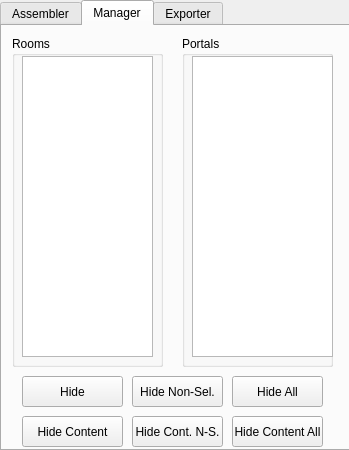
Above: Gui/Gui/tron3kgui.ui from Svegarn/Tron3k_Exporter before the change. Below: the same form after it.
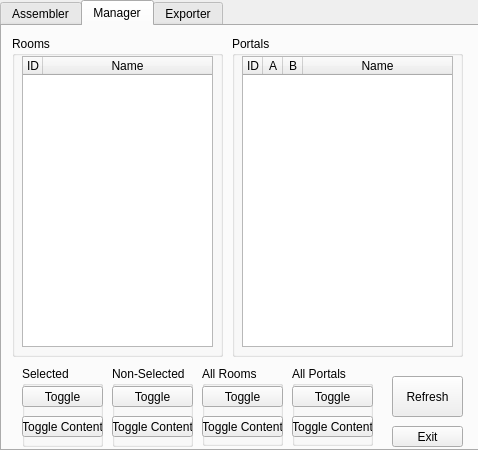
That is the form after the change.

```diff
--- a/Gui/Gui/tron3kgui.ui
+++ b/Gui/Gui/tron3kgui.ui
@@ -6,7 +6,7 @@
    <rect>
     <x>0</x>
     <y>0</y>
-    <width>349</width>
+    <width>478</width>
     <height>450</height>
    </rect>
   </property>
@@ -18,7 +18,7 @@
     <rect>
      <x>0</x>
      <y>0</y>
-     <width>351</width>
+     <width>481</width>
      <height>451</height>
     </rect>
    </property>
@@ -322,124 +322,366 @@
       <rect>
        <x>10</x>
        <y>10</y>
-       <width>151</width>
-       <height>331</height>
+       <width>211</width>
+       <height>321</height>
       </rect>
      </property>
      <property name="title">
       <string>Rooms</string>
      </property>
-     <widget class="QListView" name="listView">
+     <widget class="QTableWidget" name="RoomTable">
       <property name="geometry">
        <rect>
         <x>10</x>
         <y>20</y>
-        <width>131</width>
-        <height>301</height>
+        <width>191</width>
+        <height>291</height>
        </rect>
       </property>
+      <property name="sizePolicy">
+       <sizepolicy hsizetype="Expanding" vsizetype="Expanding">
+        <horstretch>0</horstretch>
+        <verstretch>0</verstretch>
+       </sizepolicy>
+      </property>
+      <property name="lineWidth">
+       <number>1</number>
+      </property>
+      <property name="midLineWidth">
+       <number>0</number>
+      </property>
+      <property name="alternatingRowColors">
+       <bool>true</bool>
+      </property>
+      <property name="sortingEnabled">
+       <bool>true</bool>
+      </property>
+      <property name="cornerButtonEnabled">
+       <bool>false</bool>
+      </property>
+      <attribute name="horizontalHeaderCascadingSectionResizes">
+       <bool>false</bool>
+      </attribute>
+      <attribute name="horizontalHeaderDefaultSectionSize">
+       <number>20</number>
+      </attribute>
+      <attribute name="horizontalHeaderMinimumSectionSize">
+       <number>20</number>
+      </attribute>
+      <attribute name="horizontalHeaderShowSortIndicator" stdset="0">
+       <bool>true</bool>
+      </attribute>
+      <attribute name="horizontalHeaderStretchLastSection">
+       <bool>true</bool>
+      </attribute>
+      <attribute name="verticalHeaderVisible">
+       <bool>false</bool>
+      </attribute>
+      <attribute name="verticalHeaderCascadingSectionResizes">
+       <bool>false</bool>
+      </attribute>
+      <attribute name="verticalHeaderDefaultSectionSize">
+       <number>20</number>
+      </attribute>
+      <attribute name="verticalHeaderMinimumSectionSize">
+       <number>20</number>
+      </attribute>
+      <attribute name="verticalHeaderStretchLastSection">
+       <bool>false</bool>
+      </attribute>
+      <column>
+       <property name="text">
+        <string>ID</string>
+       </property>
+      </column>
+      <column>
+       <property name="text">
+        <string>Name</string>
+       </property>
+      </column>
      </widget>
     </widget>
     <widget class="QGroupBox" name="groupBox_4">
      <property name="geometry">
       <rect>
-       <x>180</x>
+       <x>230</x>
        <y>10</y>
-       <width>151</width>
-       <height>331</height>
+       <width>231</width>
+       <height>321</height>
       </rect>
      </property>
      <property name="title">
       <string>Portals</string>
      </property>
-     <widget class="QListWidget" name="listWidget">
+     <widget class="QTableWidget" name="PortalTable">
       <property name="geometry">
        <rect>
         <x>10</x>
         <y>20</y>
-        <width>141</width>
-        <height>301</height>
+        <width>211</width>
+        <height>291</height>
        </rect>
       </property>
+      <property name="sizePolicy">
+       <sizepolicy hsizetype="Fixed" vsizetype="Fixed">
+        <horstretch>0</horstretch>
+        <verstretch>0</verstretch>
+       </sizepolicy>
+      </property>
+      <property name="lineWidth">
+       <number>1</number>
+      </property>
+      <property name="midLineWidth">
+       <number>0</number>
+      </property>
+      <property name="alternatingRowColors">
+       <bool>true</bool>
+      </property>
+      <property name="sortingEnabled">
+       <bool>true</bool>
+      </property>
+      <property name="wordWrap">
+       <bool>true</bool>
+      </property>
+      <property name="cornerButtonEnabled">
+       <bool>false</bool>
+      </property>
+      <attribute name="horizontalHeaderCascadingSectionResizes">
+       <bool>false</bool>
+      </attribute>
+      <attribute name="horizontalHeaderDefaultSectionSize">
+       <number>20</number>
+      </attribute>
+      <attribute name="horizontalHeaderMinimumSectionSize">
+       <number>20</number>
+      </attribute>
+      <attribute name="horizontalHeaderShowSortIndicator" stdset="0">
+       <bool>true</bool>
+      </attribute>
+      <attribute name="horizontalHeaderStretchLastSection">
+       <bool>true</bool>
+      </attribute>
+      <attribute name="verticalHeaderVisible">
+       <bool>false</bool>
+      </attribute>
+      <attribute name="verticalHeaderCascadingSectionResizes">
+       <bool>false</bool>
+      </attribute>
+      <attribute name="verticalHeaderDefaultSectionSize">
+       <number>20</number>
+      </attribute>
+      <attribute name="verticalHeaderMinimumSectionSize">
+       <number>20</number>
+      </attribute>
+      <attribute name="verticalHeaderStretchLastSection">
+       <bool>false</bool>
+      </attribute>
+      <column>
+       <property name="text">
+        <string>ID</string>
+       </property>
+      </column>
+      <column>
+       <property name="text">
+        <string>A</string>
+       </property>
+      </column>
+      <column>
+       <property name="text">
+        <string>B</string>
+       </property>
+      </column>
+      <column>
+       <property name="text">
+        <string>Name</string>
+       </property>
+      </column>
      </widget>
     </widget>
     <widget class="QPushButton" name="pushButton">
      <property name="geometry">
       <rect>
-       <x>20</x>
+       <x>390</x>
        <y>350</y>
-       <width>101</width>
-       <height>31</height>
+       <width>71</width>
+       <height>41</height>
       </rect>
      </property>
      <property name="text">
-      <string>Hide</string>
+      <string>Refresh</string>
      </property>
     </widget>
     <widget class="QPushButton" name="pushButton_2">
      <property name="geometry">
       <rect>
-       <x>20</x>
-       <y>390</y>
-       <width>101</width>
-       <height>31</height>
+       <x>390</x>
+       <y>400</y>
+       <width>71</width>
+       <height>21</height>
       </rect>
      </property>
      <property name="text">
-      <string>Hide Content</string>
+      <string>Exit</string>
      </property>
     </widget>
-    <widget class="QPushButton" name="pushButton_3">
+    <widget class="QGroupBox" name="allrooms">
      <property name="geometry">
       <rect>
-       <x>130</x>
-       <y>350</y>
-       <width>91</width>
-       <height>31</height>
+       <x>200</x>
+       <y>340</y>
+       <width>81</width>
+       <height>80</height>
       </rect>
      </property>
-     <property name="text">
-      <string>Hide Non-Sel.</string>
+     <property name="title">
+      <string>All Rooms</string>
      </property>
+     <widget class="QPushButton" name="buttonHideContentRoom">
+      <property name="geometry">
+       <rect>
+        <x>0</x>
+        <y>50</y>
+        <width>81</width>
+        <height>21</height>
+       </rect>
+      </property>
+      <property name="text">
+       <string>Toggle Content</string>
+      </property>
+     </widget>
+     <widget class="QPushButton" name="buttonHideAllRoom">
+      <property name="geometry">
+       <rect>
+        <x>0</x>
+        <y>20</y>
+        <width>81</width>
+        <height>21</height>
+       </rect>
+      </property>
+      <property name="text">
+       <string>Toggle</string>
+      </property>
+     </widget>
     </widget>
-    <widget class="QPushButton" name="pushButton_4">
+    <widget class="QGroupBox" name="selected">
      <property name="geometry">
       <rect>
-       <x>230</x>
-       <y>350</y>
-       <width>91</width>
-       <height>31</height>
+       <x>20</x>
+       <y>340</y>
+       <width>81</width>
+       <height>81</height>
       </rect>
      </property>
-     <property name="text">
-      <string>Hide All</string>
+     <property name="title">
+      <string>Selected</string>
      </property>
+     <widget class="QPushButton" name="buttonHideContent">
+      <property name="geometry">
+       <rect>
+        <x>0</x>
+        <y>50</y>
+        <width>81</width>
+        <height>21</height>
+       </rect>
+      </property>
+      <property name="text">
+       <string>Toggle Content</string>
+      </property>
+     </widget>
+     <widget class="QPushButton" name="buttonHide">
+      <property name="geometry">
+       <rect>
+        <x>0</x>
+        <y>20</y>
+        <width>81</width>
+        <height>21</height>
+       </rect>
+      </property>
+      <property name="text">
+       <string>Toggle</string>
+      </property>
+     </widget>
     </widget>
-    <widget class="QPushButton" name="pushButton_5">
+    <widget class="QGroupBox" name="nonselected">
      <property name="geometry">
       <rect>
-       <x>130</x>
-       <y>390</y>
-       <width>91</width>
-       <height>31</height>
+       <x>110</x>
+       <y>340</y>
+       <width>81</width>
+       <height>81</height>
       </rect>
      </property>
-     <property name="text">
-      <string>Hide Cont. N-S.</string>
+     <property name="title">
+      <string>Non-Selected</string>
      </property>
+     <widget class="QPushButton" name="buttonHideContentNonSelected">
+      <property name="geometry">
+       <rect>
+        <x>0</x>
+        <y>50</y>
+        <width>81</width>
+        <height>21</height>
+       </rect>
+      </property>
+      <property name="text">
+       <string>Toggle Content</string>
+      </property>
+     </widget>
+     <widget class="QPushButton" name="buttonHideNonSelected">
+      <property name="geometry">
+       <rect>
+        <x>0</x>
+        <y>20</y>
+        <width>81</width>
+        <height>21</height>
+       </rect>
+      </property>
+      <property name="text">
+       <string>Toggle</string>
+      </property>
+     </widget>
     </widget>
-    <widget class="QPushButton" name="pushButton_6">
+    <widget class="QGroupBox" name="allportals">
      <property name="geometry">
       <rect>
-       <x>230</x>
-       <y>390</y>
-       <width>91</width>
-       <height>31</height>
+       <x>290</x>
+       <y>340</y>
+       <width>81</width>
+       <height>80</height>
       </rect>
      </property>
-     <property name="text">
-      <string>Hide Content All</string>
+     <property name="title">
+      <string>All Portals</string>
      </property>
+     <widget class="QPushButton" name="buttonHideContentPortal">
+      <property name="geometry">
+       <rect>
+        <x>0</x>
+        <y>50</y>
+        <width>81</width>
+        <height>21</height>
+       </rect>
+      </property>
+      <property name="text">
+       <string>Toggle Content</string>
+      </property>
+     </widget>
+     <widget class="QPushButton" name="buttonHideAllPortal">
+      <property name="geometry">
+       <rect>
+        <x>0</x>
+        <y>20</y>
+        <width>81</width>
+        <height>21</height>
+       </rect>
+      </property>
+      <property name="text">
+       <string>Toggle</string>
+      </property>
+     </widget>
+     <zorder>buttonRefresh</zorder>
+     <zorder>buttonHideContentPortal</zorder>
+     <zorder>buttonHideAllPortal</zorder>
     </widget>
    </widget>
    <widget class="QWidget" name="Exporter">
```
Left out of the diff: 34 changed lines with no effect on the pictures.
